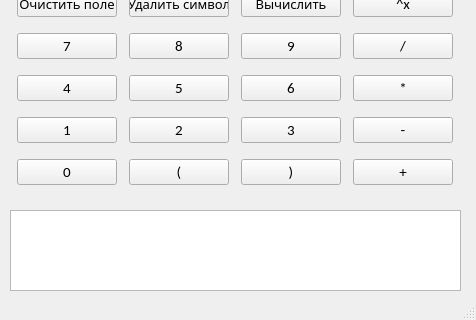
First picture: the form in ChurchLambdaCalculus/UI/calculus.ui, repository ArkhamX2/ChurchLambdaCalculus, before the edit; both pictures show x 0 to 476 and y 320 to 640 of the 476 by 640 pixel window.
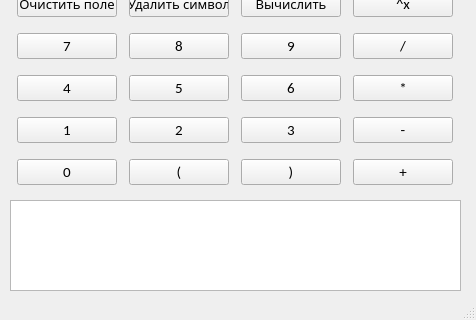
Second picture: the form after the edit.

What changed in the file:
```diff
--- a/ChurchLambdaCalculus/UI/calculus.ui
+++ b/ChurchLambdaCalculus/UI/calculus.ui
@@ -750,11 +750,17 @@
     <property name="geometry">
      <rect>
       <x>10</x>
-      <y>530</y>
+      <y>520</y>
       <width>451</width>
-      <height>81</height>
+      <height>91</height>
      </rect>
     </property>
+    <property name="horizontalScrollBarPolicy">
+     <enum>Qt::ScrollBarAlwaysOff</enum>
+    </property>
+    <property name="readOnly">
+     <bool>true</bool>
+    </property>
    </widget>
   </widget>
   <widget class="QStatusBar" name="statusbar"/>
```
